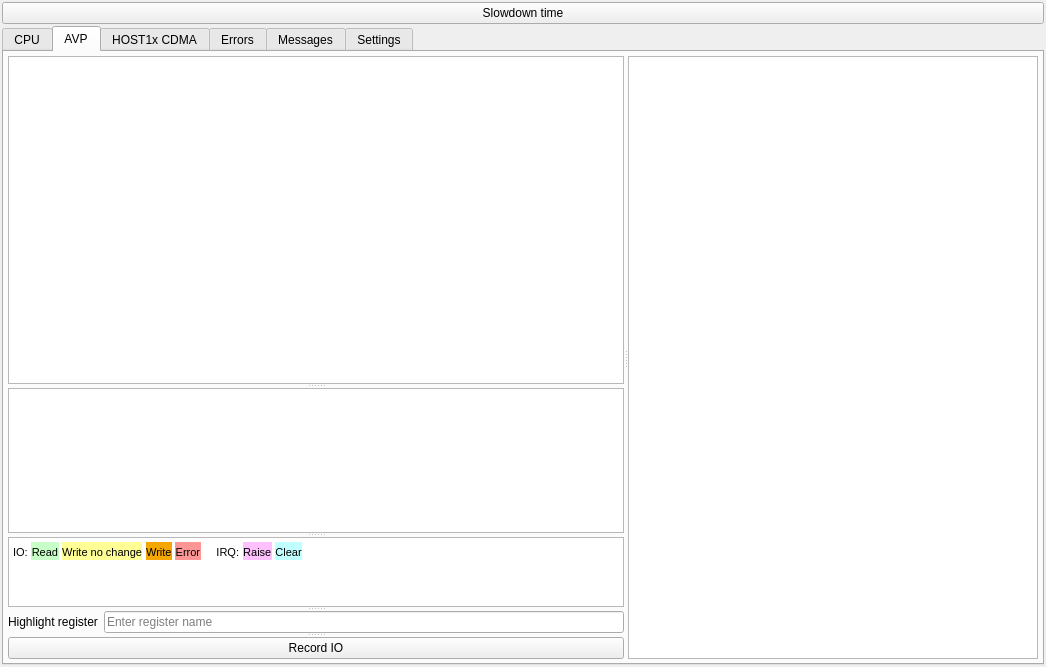
digetx/tegra2_qemu_trace_viewer, file mainwindow.ui: the form before one commit.
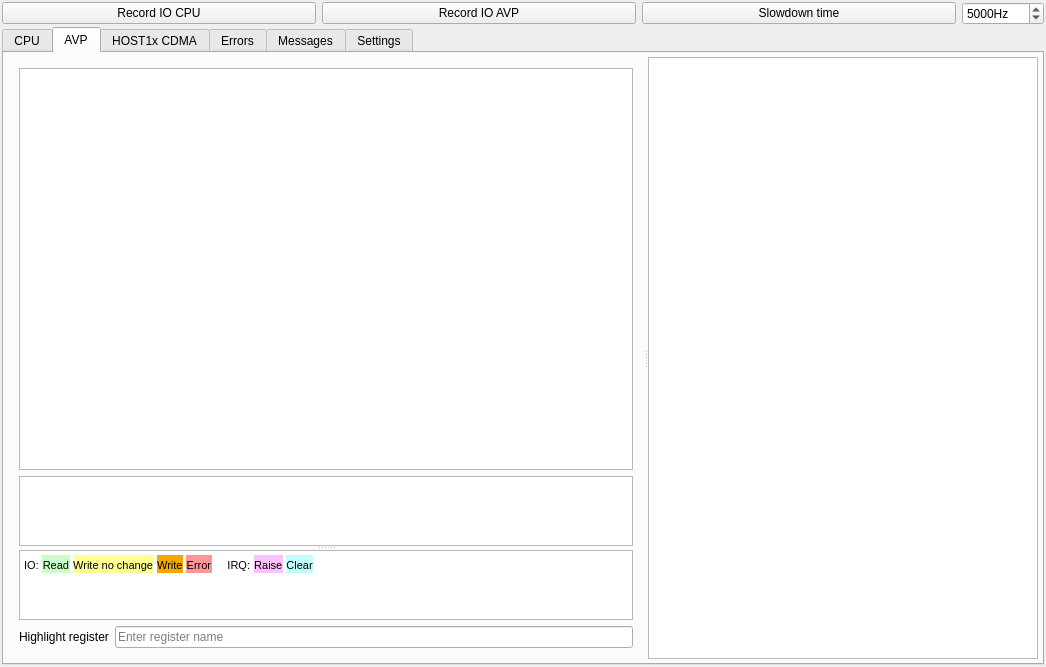
The form after the commit. The open tabs and pages were chosen to show the change. Custom widgets are drawn as their Qt base class.

Commit message: UI: Change rec buttons layout, add slowdown timer freq config spinbox

Diff of the .ui file:
```diff
--- a/mainwindow.ui
+++ b/mainwindow.ui
@@ -40,6 +40,28 @@
      <number>2</number>
     </property>
     <item>
+     <layout class="QHBoxLayout" name="horizontalLayout_2">
+      <item>
+       <widget class="QPushButton" name="pushButton_RecordCPU">
+        <property name="focusPolicy">
+         <enum>Qt::TabFocus</enum>
+        </property>
+        <property name="text">
+         <string>Record IO CPU</string>
+        </property>
+       </widget>
+      </item>
+      <item>
+       <widget class="QPushButton" name="pushButton_RecordAVP">
+        <property name="focusPolicy">
+         <enum>Qt::TabFocus</enum>
+        </property>
+        <property name="text">
+         <string>Record IO AVP</string>
+        </property>
+       </widget>
+      </item>
+      <item>
      <widget class="QPushButton" name="pushButton_SlowDownTime">
       <property name="focusPolicy">
        <enum>Qt::TabFocus</enum>
@@ -50,6 +72,30 @@
      </widget>
     </item>
     <item>
+       <widget class="QSpinBox" name="timer_freq_spinBox">
+        <property name="sizePolicy">
+         <sizepolicy hsizetype="Fixed" vsizetype="Fixed">
+          <horstretch>0</horstretch>
+          <verstretch>0</verstretch>
+         </sizepolicy>
+        </property>
+        <property name="suffix">
+         <string>Hz</string>
+        </property>
+        <property name="minimum">
+         <number>1</number>
+        </property>
+        <property name="maximum">
+         <number>999999</number>
+        </property>
+        <property name="value">
+         <number>5000</number>
+        </property>
+       </widget>
+      </item>
+     </layout>
+    </item>
+    <item>
      <widget class="TraceTabWidget" name="tabWidgetTrace">
       <property name="tabPosition">
        <enum>QTabWidget::North</enum>
@@ -90,23 +136,7 @@
             </sizepolicy>
            </property>
            <layout class="QVBoxLayout" name="verticalLayout">
-            <property name="leftMargin">
-             <number>0</number>
-            </property>
-            <property name="topMargin">
-             <number>0</number>
-            </property>
-            <property name="rightMargin">
-             <number>0</number>
-            </property>
-            <property name="bottomMargin">
-             <number>0</number>
-            </property>
             <item>
-             <widget class="QSplitter" name="splitter_3">
-              <property name="orientation">
-               <enum>Qt::Vertical</enum>
-              </property>
               <widget class="TraceDevView" name="tableWidgetTrace_CPU">
                <property name="sizePolicy">
                 <sizepolicy hsizetype="Expanding" vsizetype="Expanding">
@@ -133,6 +163,8 @@
                 <bool>false</bool>
                </attribute>
               </widget>
+            </item>
+            <item>
               <widget class="QSplitter" name="splitter">
                <property name="sizePolicy">
                 <sizepolicy hsizetype="Preferred" vsizetype="Expanding">
@@ -176,6 +208,8 @@
                 </property>
                </widget>
               </widget>
+            </item>
+            <item>
               <widget class="QFrame" name="frame">
                <property name="frameShape">
                 <enum>QFrame::NoFrame</enum>
@@ -212,15 +246,6 @@
                 </item>
                </layout>
               </widget>
-              <widget class="QPushButton" name="pushButton_RecordCPU">
-               <property name="focusPolicy">
-                <enum>Qt::TabFocus</enum>
-               </property>
-               <property name="text">
-                <string>Record IO</string>
-               </property>
-              </widget>
-             </widget>
             </item>
            </layout>
           </widget>
@@ -280,24 +305,8 @@
              <verstretch>0</verstretch>
             </sizepolicy>
            </property>
-           <layout class="QVBoxLayout" name="verticalLayout_7">
-            <property name="leftMargin">
-             <number>0</number>
-            </property>
-            <property name="topMargin">
-             <number>0</number>
-            </property>
-            <property name="rightMargin">
-             <number>0</number>
-            </property>
-            <property name="bottomMargin">
-             <number>0</number>
-            </property>
+           <layout class="QVBoxLayout" name="verticalLayout_5">
             <item>
-             <widget class="QSplitter" name="splitter_10">
-              <property name="orientation">
-               <enum>Qt::Vertical</enum>
-              </property>
               <widget class="TraceDevView" name="tableWidgetTrace_AVP">
                <property name="sizePolicy">
                 <sizepolicy hsizetype="Expanding" vsizetype="Expanding">
@@ -324,6 +333,8 @@
                 <bool>false</bool>
                </attribute>
               </widget>
+            </item>
+            <item>
               <widget class="QSplitter" name="splitter_11">
                <property name="sizePolicy">
                 <sizepolicy hsizetype="Preferred" vsizetype="Expanding">
@@ -367,6 +378,8 @@
                 </property>
                </widget>
               </widget>
+            </item>
+            <item>
               <widget class="QFrame" name="frame_4">
                <property name="frameShape">
                 <enum>QFrame::NoFrame</enum>
@@ -402,15 +415,6 @@
                  </widget>
                 </item>
                </layout>
-              </widget>
-              <widget class="QPushButton" name="pushButton_RecordAVP">
-               <property name="focusPolicy">
-                <enum>Qt::TabFocus</enum>
-               </property>
-               <property name="text">
-                <string>Record IO</string>
-               </property>
-              </widget>
              </widget>
             </item>
            </layout>
```
Lines whose indentation alone changed are shown as unchanged. The commit also changes 3 other files.
